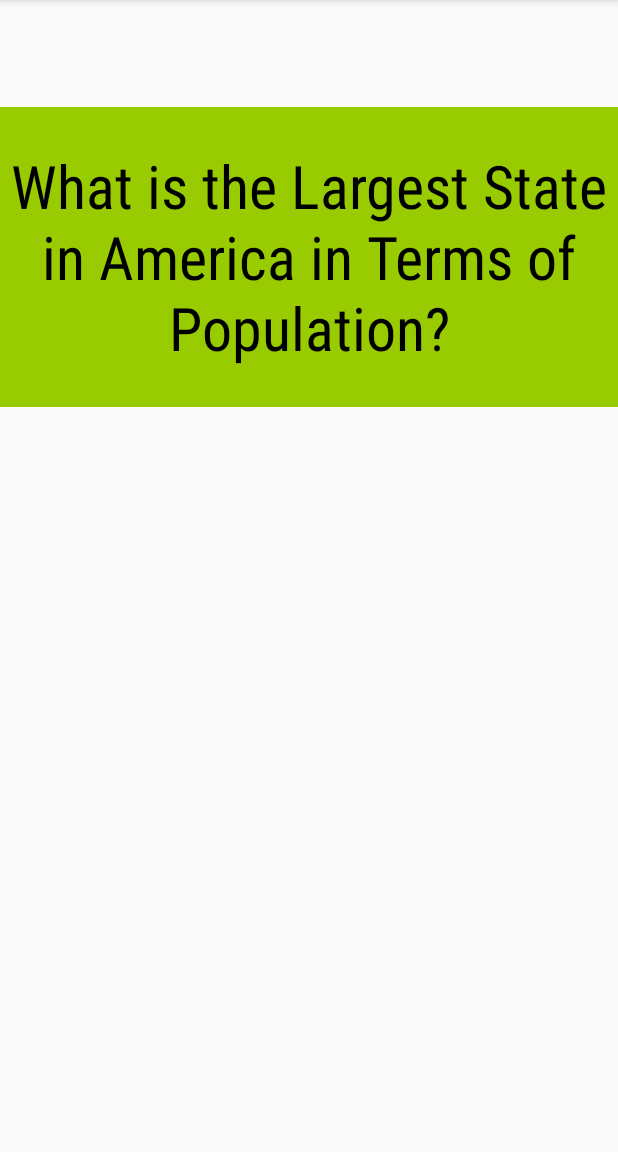
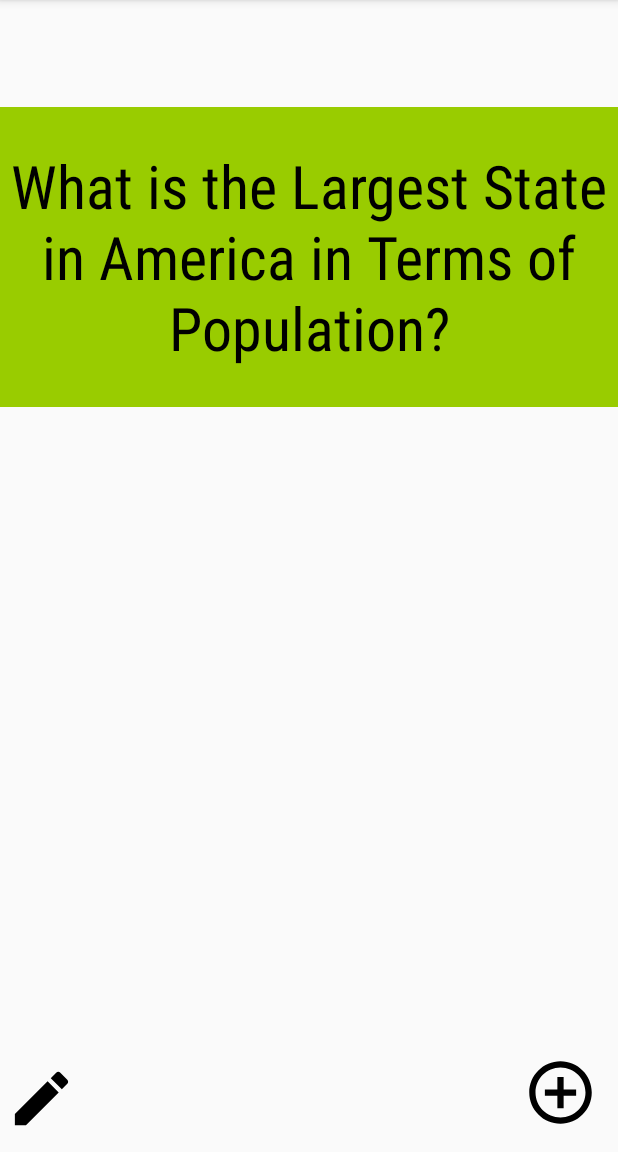
Before and after one commit to wlhunter00/FlashCardApp, an Android app: the screen it shows after launch (MainActivity), on a phone screen of 412 x 824 dp, the part 84-1236 px from its top. Run offline under Robolectric (Android 15) with nearby library versions, the phone set to English and light mode, and no system bars.

Commit message:
Second project with the edit button and back button broken

```diff
--- a/app/src/main/AndroidManifest.xml
+++ b/app/src/main/AndroidManifest.xml
@@ -16,6 +16,7 @@
                 <category android:name="android.intent.category.LAUNCHER" />
             </intent-filter>
         </activity>
+        <activity android:name=".AddCardActivity"></activity>
     </application>
 
 </manifest>
--- /dev/null
+++ b/app/src/main/res/drawable/add.xml
@@ -0,0 +1,9 @@
+<vector xmlns:android="http://schemas.android.com/apk/res/android"
+        android:width="24dp"
+        android:height="24dp"
+        android:viewportWidth="24.0"
+        android:viewportHeight="24.0">
+    <path
+        android:fillColor="#FF000000"
+        android:pathData="M13,7h-2v4L7,11v2h4v4h2v-4h4v-2h-4L13,7zM12,2C6.48,2 2,6.48 2,12s4.48,10 10,10 10,-4.48 10,-10S17.52,2 12,2zM12,20c-4.41,0 -8,-3.59 -8,-8s3.59,-8 8,-8 8,3.59 8,8 -3.59,8 -8,8z"/>
+</vector>
--- /dev/null
+++ b/app/src/main/res/drawable/edit.xml
@@ -0,0 +1,9 @@
+<vector xmlns:android="http://schemas.android.com/apk/res/android"
+        android:width="24dp"
+        android:height="24dp"
+        android:viewportWidth="24.0"
+        android:viewportHeight="24.0">
+    <path
+        android:fillColor="#FF000000"
+        android:pathData="M3,17.25V21h3.75L17.81,9.94l-3.75,-3.75L3,17.25zM20.71,7.04c0.39,-0.39 0.39,-1.02 0,-1.41l-2.34,-2.34c-0.39,-0.39 -1.02,-0.39 -1.41,0l-1.83,1.83 3.75,3.75 1.83,-1.83z"/>
+</vector>
--- a/app/src/main/res/layout/activity_main.xml
+++ b/app/src/main/res/layout/activity_main.xml
@@ -38,4 +38,22 @@
         android:typeface="normal"
         android:background="@android:color/holo_blue_light"
         android:visibility="invisible" />
+
+    <ImageView
+        android:id="@+id/addButton"
+        android:layout_width="50dp"
+        android:layout_height="55dp"
+        android:layout_alignParentBottom="true"
+        android:layout_alignParentEnd="true"
+        android:layout_marginBottom="12dp"
+        android:layout_marginEnd="13dp"
+        android:src="@drawable/add" />
+
+    <ImageView
+        android:id="@+id/editButton"
+        android:layout_width="55dp"
+        android:layout_height="47dp"
+        android:layout_alignBottom="@+id/addButton"
+        android:layout_alignParentStart="true"
+        android:src="@drawable/edit" />
 </RelativeLayout>
```
Also changed, not shown: app/src/main/java/com/example/wlhun/flashcardapp/AddCardActivity.java (added, +43 -0 lines), app/src/main/java/com/example/wlhun/flashcardapp/MainActivity.java (+35 -1 lines), app/src/main/res/drawable/back_arrow.xml (added, +9 -0 lines), app/src/main/res/drawable/save.xml (added, +9 -0 lines), app/src/main/res/layout/activity_add_card.xml (added, +46 -0 lines).
